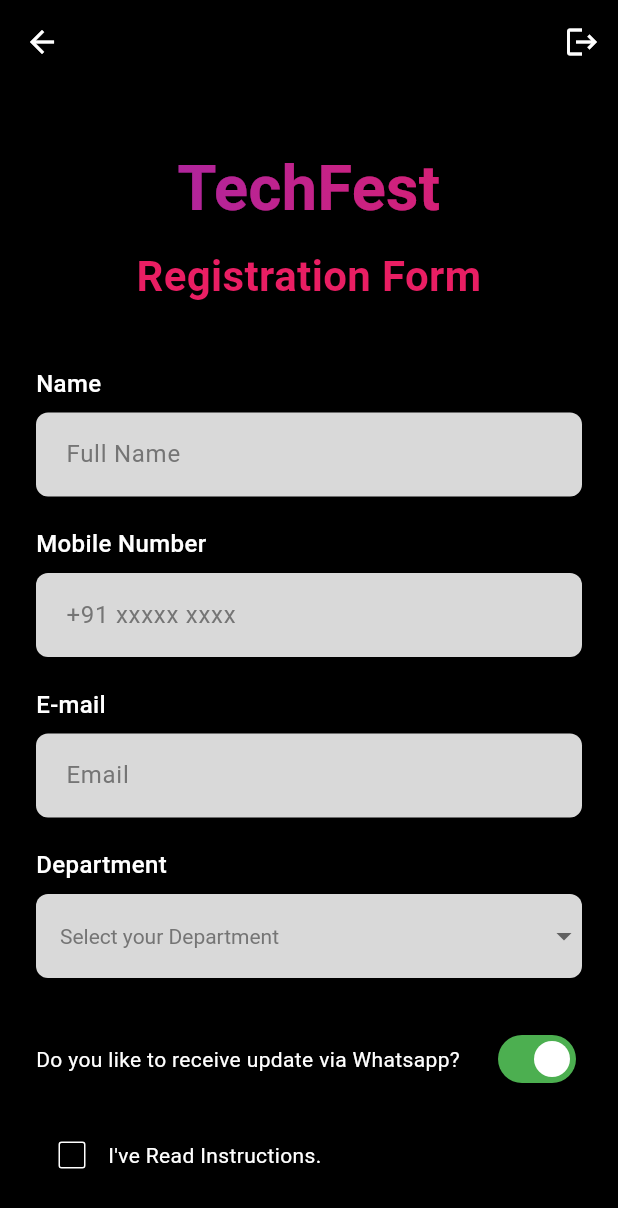
After one commit to techabbayi/sprint2_flutter_1, a Flutter app: the screen it shows once a user with an empty profile is signed in, after a tap on the "app registration" icon, on a phone screen of 412 x 824 dp. The commit adds this screen. Shown: the top 1208 px of the screen. Run offline on Flutter 3.47's test engine with Material 3 defaults, Android fonts, the phone set to English and light mode, and no system bars; our stand-ins replace cloud_firestore, firebase_auth, firebase_core, firebase_storage; accounts and stored records are empty.

Commit message:
Figma Redesign via FLutter Screen

```diff
--- a/lib/screens/login_screen.dart
+++ b/lib/screens/login_screen.dart
@@ -1,6 +1,6 @@
 import 'package:flutter/material.dart';
 import '../services/auth_service.dart';
-import 'tasks_screen.dart';
+import 'registration_form_screen.dart';
 
 class LoginScreen extends StatefulWidget {
   const LoginScreen({super.key});
@@ -54,7 +54,9 @@ class _LoginScreenState extends State<LoginScreen> {
 
       if (mounted) {
         Navigator.of(context).pushReplacement(
-          MaterialPageRoute(builder: (context) => const TasksScreen()),
+          MaterialPageRoute(
+            builder: (context) => const RegistrationFormScreen(),
+          ),
         );
       }
     } catch (e) {
--- /dev/null
+++ b/lib/screens/registration_form_screen.dart
@@ -0,0 +1,424 @@
+import 'package:flutter/material.dart';
+import '../services/auth_service.dart';
+
+class RegistrationFormScreen extends StatefulWidget {
+  const RegistrationFormScreen({super.key});
+
+  @override
+  State<RegistrationFormScreen> createState() => _RegistrationFormScreenState();
+}
+
+class _RegistrationFormScreenState extends State<RegistrationFormScreen> {
+  final _formKey = GlobalKey<FormState>();
+  final _nameController = TextEditingController();
+  final _mobileController = TextEditingController();
+  final _emailController = TextEditingController();
+  final _authService = AuthService();
+
+  String? _selectedDepartment;
+  bool _whatsappUpdates = true;
+  bool _readInstructions = false;
+
+  final List<String> _departments = [
+    'Mechanical',
+    'Computer Science',
+    'Electrical',
+  ];
+
+  @override
+  void dispose() {
+    _nameController.dispose();
+    _mobileController.dispose();
+    _emailController.dispose();
+    super.dispose();
+  }
+
+  void _handleSubmit() {
+    if (!_formKey.currentState!.validate()) {
+      return;
+    }
+
+    if (!_readInstructions) {
+      ScaffoldMessenger.of(context).showSnackBar(
+        const SnackBar(
+          content: Text('Please read the instructions'),
+          backgroundColor: Colors.red,
+        ),
+      );
+      return;
+    }
+
+    // Handle form submission
+    ScaffoldMessenger.of(context).showSnackBar(
+      const SnackBar(
+        content: Text('Registration submitted successfully!'),
+        backgroundColor: Colors.green,
+      ),
+    );
+  }
+
+  void _handleSave() {
+    // Handle save functionality
+    ScaffoldMessenger.of(context).showSnackBar(
+      const SnackBar(
+        content: Text('Form saved!'),
+        backgroundColor: Colors.blue,
+      ),
+    );
+  }
+
+  Future<void> _handleSignOut() async {
+    try {
+      await _authService.signOut();
+      if (mounted) {
+        Navigator.of(context).pop();
+      }
+    } catch (e) {
+      if (mounted) {
+        ScaffoldMessenger.of(context).showSnackBar(
+          SnackBar(
+            content: Text('Error signing out: $e'),
+            backgroundColor: Colors.red,
+          ),
+        );
+      }
+    }
+  }
+
+  @override
+  Widget build(BuildContext context) {
+    return Scaffold(
+      backgroundColor: Colors.black,
+      appBar: AppBar(
+        backgroundColor: Colors.black,
+        elevation: 0,
+        leading: IconButton(
+          icon: const Icon(Icons.arrow_back, color: Colors.white),
+          onPressed: () {
+            Navigator.of(context).pop();
+          },
+        ),
+        actions: [
+          IconButton(
+            icon: const Icon(Icons.logout, color: Colors.white),
+            tooltip: 'Sign Out',
+            onPressed: _handleSignOut,
+          ),
+        ],
+      ),
+      body: SafeArea(
+        child: Center(
+          child: SingleChildScrollView(
+            padding: const EdgeInsets.symmetric(
+              horizontal: 24.0,
+              vertical: 40.0,
+            ),
+            child: Form(
+              key: _formKey,
+              child: Column(
+                mainAxisAlignment: MainAxisAlignment.center,
+                crossAxisAlignment: CrossAxisAlignment.stretch,
+                children: [
+                  // TechFest Title with Gradient
+                  ShaderMask(
+                    shaderCallback: (bounds) => const LinearGradient(
+                      colors: [
+                        Color(0xFF9C27B0), // Purple
+                        Color(0xFFE91E63), // Pink
+                      ],
+                    ).createShader(bounds),
+                    child: const Text(
+                      'TechFest',
+                      style: TextStyle(
+                        fontSize: 42,
+                        fontWeight: FontWeight.bold,
+                        color: Colors.white,
+                      ),
+                      textAlign: TextAlign.center,
+                    ),
+                  ),
+                  const SizedBox(height: 8),
+
+                  // Registration Form Title
+                  const Text(
+                    'Registration Form',
+                    style: TextStyle(
+                      fontSize: 28,
+                      fontWeight: FontWeight.w600,
+                      color: Color(0xFFE91E63), // Pink/Red
+                    ),
+                    textAlign: TextAlign.center,
+                  ),
+                  const SizedBox(height: 40),
+
+                  // Name Field
+                  const Text(
+                    'Name',
+                    style: TextStyle(
+                      color: Colors.white,
+                      fontSize: 16,
+                      fontWeight: FontWeight.w500,
+                    ),
+                  ),
+                  const SizedBox(height: 8),
+                  TextFormField(
+                    controller: _nameController,
+                    style: const TextStyle(color: Colors.black),
+                    decoration: InputDecoration(
+                      hintText: 'Full Name',
+                      hintStyle: TextStyle(color: Colors.grey[600]),
+                      filled: true,
+                      fillColor: const Color(0xFFD9D9D9),
+                      border: OutlineInputBorder(
+                        borderRadius: BorderRadius.circular(8),
+                        borderSide: BorderSide.none,
+                      ),
+                      contentPadding: const EdgeInsets.symmetric(
+                        horizontal: 16,
+                        vertical: 16,
+                      ),
+                    ),
+                    validator: (value) {
+                      if (value == null || value.isEmpty) {
+                        return 'Please enter your name';
+                      }
+                      return null;
+                    },
+                  ),
+                  const SizedBox(height: 20),
+
+                  // Mobile Number Field
+                  const Text(
+                    'Mobile Number',
+                    style: TextStyle(
+                      color: Colors.white,
+                      fontSize: 16,
+                      fontWeight: FontWeight.w500,
+                    ),
+                  ),
+                  const SizedBox(height: 8),
+                  TextFormField(
+                    controller: _mobileController,
+                    style: const TextStyle(color: Colors.black),
+                    keyboardType: TextInputType.phone,
+                    decoration: InputDecoration(
+                      hintText: '+91 xxxxx xxxx',
+                      hintStyle: TextStyle(color: Colors.grey[600]),
+                      filled: true,
+                      fillColor: const Color(0xFFD9D9D9),
+                      border: OutlineInputBorder(
+                        borderRadius: BorderRadius.circular(8),
+                        borderSide: BorderSide.none,
+                      ),
+                      contentPadding: const EdgeInsets.symmetric(
+                        horizontal: 16,
+                        vertical: 16,
+                      ),
+                    ),
+                    validator: (value) {
+                      if (value == null || value.isEmpty) {
+                        return 'Please enter your mobile number';
+                      }
+                      return null;
+                    },
+                  ),
+                  const SizedBox(height: 20),
+
+                  // E-mail Field
+                  const Text(
+                    'E-mail',
+                    style: TextStyle(
+                      color: Colors.white,
+                      fontSize: 16,
+                      fontWeight: FontWeight.w500,
+                    ),
+                  ),
+                  const SizedBox(height: 8),
+                  TextFormField(
+                    controller: _emailController,
+                    style: const TextStyle(color: Colors.black),
+                    keyboardType: TextInputType.emailAddress,
+                    decoration: InputDecoration(
+                      hintText: 'Email',
+                      hintStyle: TextStyle(color: Colors.grey[600]),
+                      filled: true,
+                      fillColor: const Color(0xFFD9D9D9),
+                      border: OutlineInputBorder(
+                        borderRadius: BorderRadius.circular(8),
+                        borderSide: BorderSide.none,
+                      ),
+                      contentPadding: const EdgeInsets.symmetric(
+                        horizontal: 16,
+                        vertical: 16,
+                      ),
+                    ),
+                    validator: (value) {
+                      if (value == null || value.isEmpty) {
+                        return 'Please enter your email';
+                      }
+                      if (!value.contains('@')) {
+                        return 'Please enter a valid email';
+                      }
+                      return null;
+                    },
+                  ),
+                  const SizedBox(height: 20),
+
+                  // Department Dropdown
+                  const Text(
+                    'Department',
+                    style: TextStyle(
+                      color: Colors.white,
+                      fontSize: 16,
+                      fontWeight: FontWeight.w500,
+                    ),
+                  ),
+                  const SizedBox(height: 8),
+                  Container(
+                    decoration: BoxDecoration(
+                      color: const Color(0xFFD9D9D9),
+                      borderRadius: BorderRadius.circular(8),
+                    ),
+                    child: DropdownButtonFormField<String>(
+                      value: _selectedDepartment,
+                      hint: Text(
+                        'Select your Department',
+                        style: TextStyle(color: Colors.grey[600]),
+                      ),
+                      style: const TextStyle(color: Colors.black),
+                      decoration: const InputDecoration(
+                        border: InputBorder.none,
+                        contentPadding: EdgeInsets.symmetric(
+                          horizontal: 16,
+                          vertical: 16,
+                        ),
+                      ),
+                      dropdownColor: const Color(0xFFD9D9D9),
+                      items: _departments.map((String department) {
+                        return DropdownMenuItem<String>(
+                          value: department,
+                          child: Text(department),
+                        );
+                      }).toList(),
+                      onChanged: (String? newValue) {
+                        setState(() {
+                          _selectedDepartment = newValue;
+                        });
+                      },
+                      validator: (value) {
+                        if (value == null || value.isEmpty) {
+                          return 'Please select a department';
+                        }
+                        return null;
+                      },
+                    ),
+                  ),
+                  const SizedBox(height: 30),
+
+                  // WhatsApp Updates Toggle
+                  Row(
+                    mainAxisAlignment: MainAxisAlignment.spaceBetween,
+                    children: [
+                      const Expanded(
+                        child: Text(
+                          'Do you like to receive update via Whatsapp?',
+                          style: TextStyle(color: Colors.white, fontSize: 14),
+                        ),
+                      ),
+                      Switch(
+                        value: _whatsappUpdates,
+                        onChanged: (value) {
+                          setState(() {
+                            _whatsappUpdates = value;
+                          });
+                        },
+                        activeColor: Colors.white,
+                        activeTrackColor: const Color(0xFF4CAF50), // Green
+                      ),
+                    ],
+                  ),
+                  const SizedBox(height: 16),
+
+                  // Read Instructions Checkbox
+                  Row(
+                    children: [
+                      Checkbox(
+                        value: _readInstructions,
+                        onChanged: (value) {
+                          setState(() {
+                            _readInstructions = value ?? false;
+                          });
+                        },
+                        activeColor: const Color(0xFF9C27B0),
+                        checkColor: Colors.white,
+                        side: const BorderSide(color: Colors.white),
+                      ),
+                      const Text(
+                        'I\'ve Read Instructions.',
+                        style: TextStyle(color: Colors.white, fontSize: 14),
+                      ),
+                    ],
+                  ),
+                  const SizedBox(height: 30),
+
+                  // Submit Button
+                  Container(
+                    decoration: BoxDecoration(
+                      gradient: const LinearGradient(
+                        colors: [
+                          Color(0xFF6A1B9A), // Dark Purple
+                          Color(0xFF9C27B0), // Purple
+                        ],
+                      ),
+                      borderRadius: BorderRadius.circular(8),
+                    ),
+                    child: ElevatedButton(
+                      onPressed: _handleSubmit,
+                      style: ElevatedButton.styleFrom(
+                        backgroundColor: Colors.transparent,
+                        shadowColor: Colors.transparent,
+                        padding: const EdgeInsets.symmetric(vertical: 16),
+                        shape: RoundedRectangleBorder(
+                          borderRadius: BorderRadius.circular(8),
+                        ),
+                      ),
+                      child: const Text(
+                        'Submit',
+                        style: TextStyle(
+                          fontSize: 18,
+                          fontWeight: FontWeight.w600,
+                          color: Colors.white,
+                        ),
+                      ),
+                    ),
+                  ),
+                  const SizedBox(height: 16),
+
+                  // Save Button
+                  ElevatedButton(
+                    onPressed: _handleSave,
+                    style: ElevatedButton.styleFrom(
+                      backgroundColor: const Color(0xFF5E35B1), // Blue-Purple
+                      padding: const EdgeInsets.symmetric(vertical: 16),
+                      shape: RoundedRectangleBorder(
+                        borderRadius: BorderRadius.circular(8),
+                      ),
+                    ),
+                    child: const Text(
+                      'Save',
+                      style: TextStyle(
+                        fontSize: 18,
+                        fontWeight: FontWeight.w600,
+                        color: Colors.white,
+                      ),
+                    ),
+                  ),
+                ],
+              ),
+            ),
+          ),
+        ),
+      ),
+    );
+  }
+}
--- a/lib/screens/tasks_screen.dart
+++ b/lib/screens/tasks_screen.dart
@@ -3,6 +3,7 @@ import 'package:cloud_firestore/cloud_firestore.dart';
 import '../services/auth_service.dart';
 import '../services/firestore_service.dart';
 import 'login_screen.dart';
+import 'registration_form_screen.dart';
 
 class TasksScreen extends StatefulWidget {
   const TasksScreen({super.key});
@@ -109,6 +110,17 @@ class _TasksScreenState extends State<TasksScreen> {
         title: const Text('Firebase Tasks'),
         backgroundColor: Theme.of(context).colorScheme.inversePrimary,
         actions: [
+          IconButton(
+            icon: const Icon(Icons.app_registration),
+            onPressed: () {
+              Navigator.of(context).push(
+                MaterialPageRoute(
+                  builder: (context) => const RegistrationFormScreen(),
+                ),
+              );
+            },
+            tooltip: 'Registration Form',
+          ),
           IconButton(
             icon: const Icon(Icons.logout),
             onPressed: _signOut,
```
